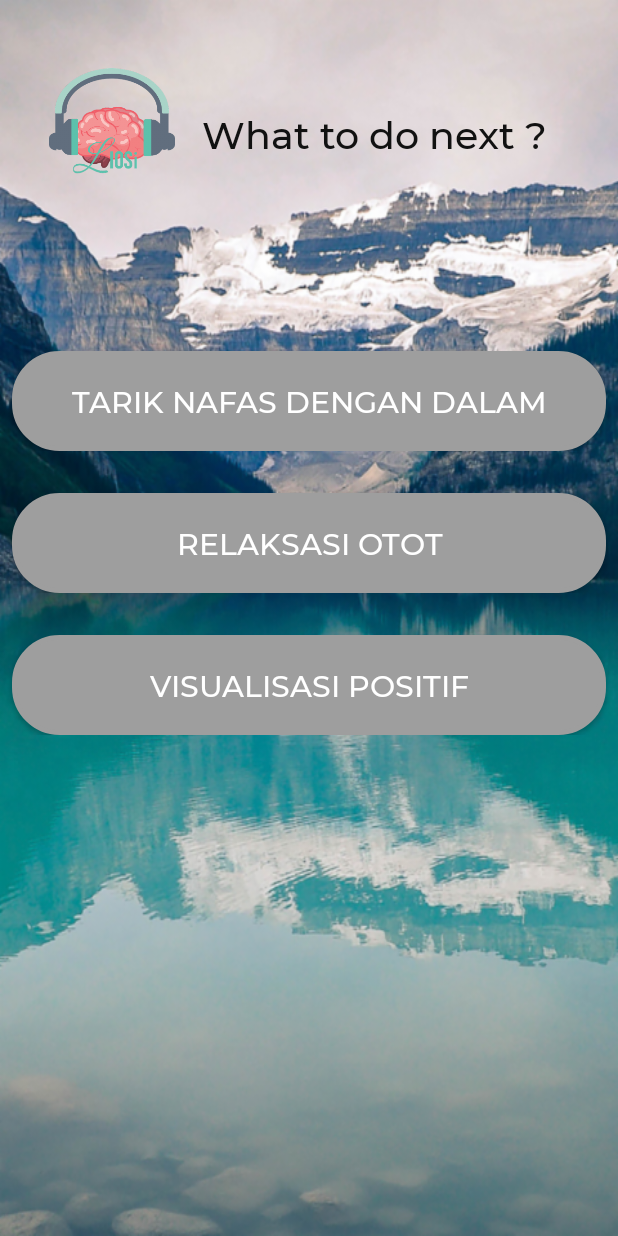
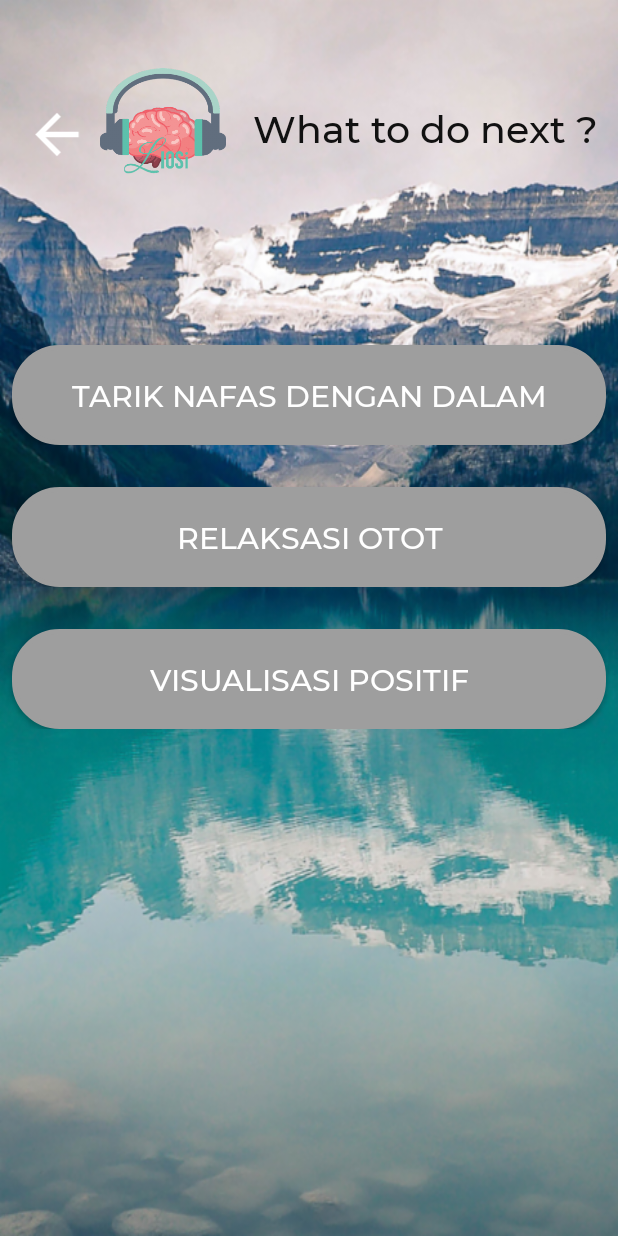
Before and after one commit to mrrezkii/Android-Kotlin-LiosiApp, an Android app: the TodoFragment screen opened through its navigation route, on a phone screen of 412 x 824 dp. Run offline under Robolectric (Android 15) with nearby library versions, the phone set to English and light mode, and no system bars; libraries missing offline, so code that uses them is left out: com.hsalf.smileyrating; 3 statements that could not run were skipped.

Commit message:
Add back button in fragment_todo.xml

```diff
--- a/app/src/main/java/com/gemastik/liosiapp/data/view/fragment/TodoFragment.kt
+++ b/app/src/main/java/com/gemastik/liosiapp/data/view/fragment/TodoFragment.kt
@@ -30,6 +30,9 @@ class TodoFragment : Fragment() {
         binding.menuTodo1.btnMenu.text = getString(R.string.breathe)
         binding.menuTodo2.btnMenu.text = getString(R.string.muscle)
         binding.menuTodo3.btnMenu.text = getString(R.string.positif)
+        binding.btnBack.setOnClickListener {
+            findNavController().popBackStack()
+        }
         binding.menuTodo1.btnMenu.setOnClickListener {
             findNavController().navigate(R.id.action_todoFragment_to_breatheFragment)
         }
--- /dev/null
+++ b/app/src/main/res/drawable/ic_baseline_arrow_back_24.xml
@@ -0,0 +1,11 @@
+<vector xmlns:android="http://schemas.android.com/apk/res/android"
+    android:width="24dp"
+    android:height="24dp"
+    android:autoMirrored="true"
+    android:tint="#FFFFFF"
+    android:viewportWidth="24"
+    android:viewportHeight="24">
+    <path
+        android:fillColor="@android:color/white"
+        android:pathData="M20,11H7.83l5.59,-5.59L12,4l-8,8 8,8 1.41,-1.41L7.83,13H20v-2z" />
+</vector>
--- a/app/src/main/res/layout/fragment_todo.xml
+++ b/app/src/main/res/layout/fragment_todo.xml
@@ -8,13 +8,24 @@
     tools:context=".data.view.fragment.TodoFragment">
 
     <androidx.appcompat.widget.AppCompatImageView
+        android:id="@+id/btn_back"
+        android:layout_width="44dp"
+        android:layout_height="43dp"
+        android:layout_marginTop="68dp"
+        android:src="@drawable/ic_baseline_arrow_back_24"
+        app:layout_constraintEnd_toStartOf="@+id/appCompatImageView"
+        app:layout_constraintHorizontal_bias="0.695"
+        app:layout_constraintStart_toStartOf="parent"
+        app:layout_constraintTop_toTopOf="parent" />
+
+    <androidx.appcompat.widget.AppCompatImageView
         android:id="@+id/appCompatImageView"
         android:layout_width="84dp"
         android:layout_height="93dp"
         android:layout_marginTop="40dp"
         android:src="@drawable/logo_name"
         app:layout_constraintEnd_toEndOf="parent"
-        app:layout_constraintHorizontal_bias="0.099"
+        app:layout_constraintHorizontal_bias="0.204"
         app:layout_constraintStart_toStartOf="parent"
         app:layout_constraintTop_toTopOf="parent" />
 
@@ -23,7 +34,7 @@
         android:layout_width="wrap_content"
         android:layout_height="wrap_content"
         android:layout_marginStart="18dp"
-        android:layout_marginTop="72dp"
+        android:layout_marginTop="68dp"
         android:fontFamily="@font/montserrat_medium"
         android:text="@string/todo"
         android:textColor="@color/colorBlack"
```
